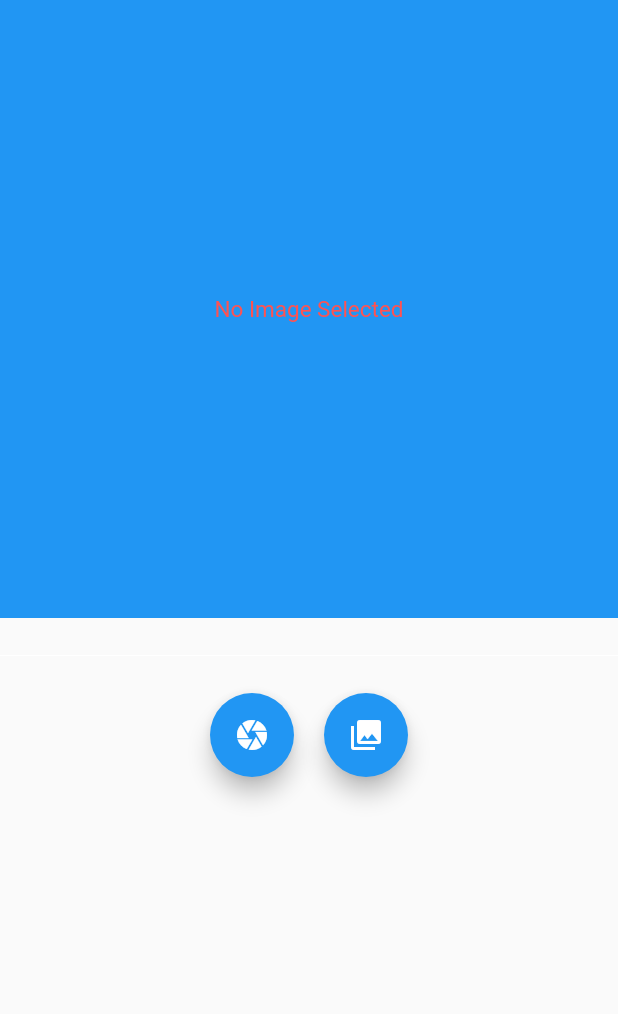
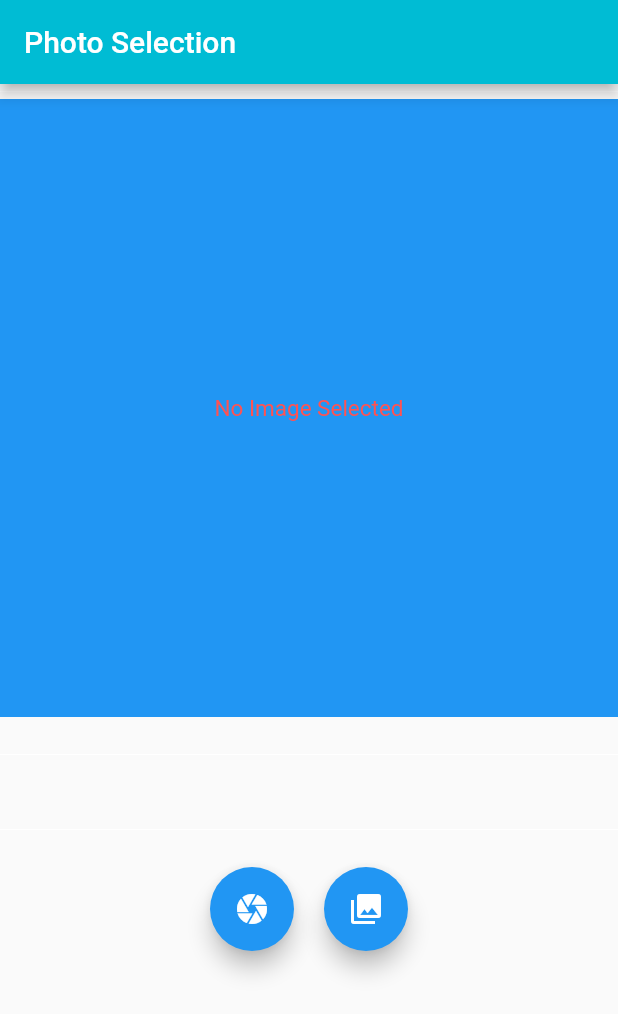
Before and after one commit to yamenemon/FlutterLearning, a Flutter app: the screen it shows after launch, on a phone screen of 412 x 824 dp. Shown: the top 1014 px of the screen. Run offline on Flutter 3.47's test engine with Material 2 defaults, Android fonts, the phone set to English and light mode, and no system bars; our stand-ins replace image_picker, liquid_swipe.

Commit message:
app bar added for photo selection class.

```diff
--- a/lib/main.dart
+++ b/lib/main.dart
@@ -55,14 +55,20 @@ class _ImagePickerExampleState extends State<ImagePickerExample> {
   @override
   Widget build(BuildContext context) {
     return Scaffold(
+      appBar: AppBar(
+        backgroundColor: Colors.cyan,
+        title: Text("Photo Selection"),
+      ),
       body: Column(
         children: [
+          Divider(color: Colors.white,height: 10,),
           Container(
             height: MediaQuery.of(context).size.height /2,
             width: double.infinity,
             color: Colors.blue,
             child: selectedImage == null ? Center(child: Text("No Image Selected", style: TextStyle(fontSize: 15,color: Colors.redAccent))) : Image.file(selectedImage),
           ),
+          Divider(color: Colors.white,height: 50,),
           Divider(color: Colors.white,height: 50,),
 
           Row(
```
